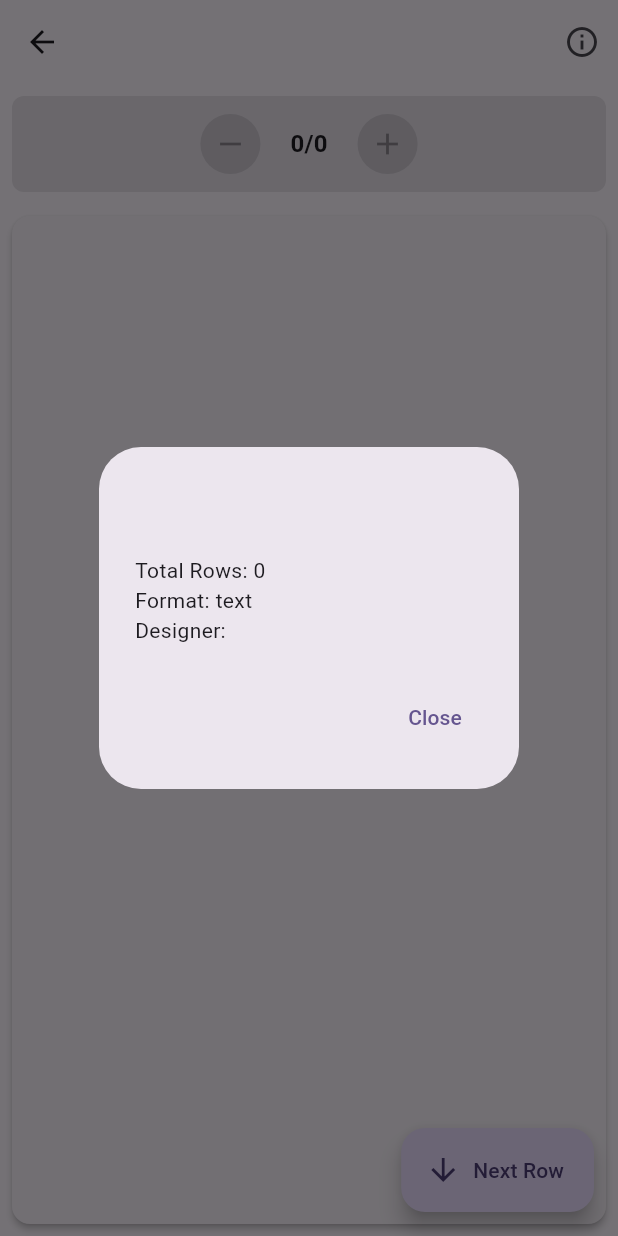
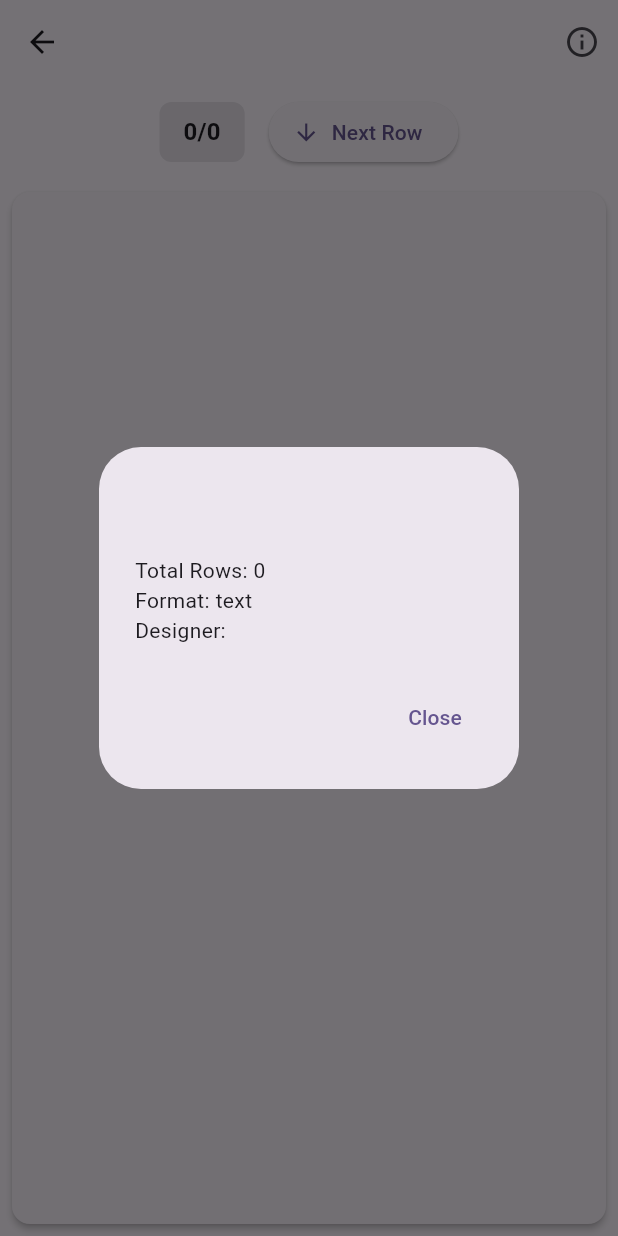
Before and after one commit to wyojustin/knitters_eye, a Flutter app: the KnittingView screen opened directly with empty values, after a tap on the "info outline" icon, on a phone screen of 412 x 824 dp. Run offline on Flutter 3.47's test engine with Material 3 defaults, Android fonts, the phone set to English and light mode, and no system bars; our stand-ins replace shared_preferences; accounts and stored records are empty.

Commit message:
refactor: Streamline row navigation UI and keyboard shortcuts
- Remove +/- buttons from row counter widget - display counter only
- Move "Next Row" button next to row counter in top bar
- Remove floating action button for cleaner interface
- Add keyboard shortcuts: Down/Backspace/Delete for previous row
- Space bar continues to advance to next row

```diff
--- a/lib/screens/knitting_view.dart
+++ b/lib/screens/knitting_view.dart
@@ -48,9 +48,16 @@ class _KnittingViewState extends State<KnittingView> {
     return Focus(
       autofocus: true,
       onKeyEvent: (node, event) {
-        if (event is KeyDownEvent && event.logicalKey == LogicalKeyboardKey.space) {
-          _incrementRow();
-          return KeyEventResult.handled;
+        if (event is KeyDownEvent) {
+          if (event.logicalKey == LogicalKeyboardKey.space) {
+            _incrementRow();
+            return KeyEventResult.handled;
+          } else if (event.logicalKey == LogicalKeyboardKey.arrowDown ||
+                     event.logicalKey == LogicalKeyboardKey.backspace ||
+                     event.logicalKey == LogicalKeyboardKey.delete) {
+            _decrementRow();
+            return KeyEventResult.handled;
+          }
         }
         return KeyEventResult.ignored;
       },
@@ -90,14 +97,23 @@ class _KnittingViewState extends State<KnittingView> {
         ),
         body: Column(
           children: [
-            // Row Counter Section
+            // Row Counter Section with Next Row Button
             Padding(
               padding: const EdgeInsets.all(8.0),
-              child: RowCounter(
-                currentRow: _project.currentRowNumber,
-                totalRows: _project.pattern.totalRows,
-                onIncrement: _incrementRow,
-                onDecrement: _decrementRow,
+              child: Row(
+                mainAxisAlignment: MainAxisAlignment.center,
+                children: [
+                  RowCounter(
+                    currentRow: _project.currentRowNumber,
+                    totalRows: _project.pattern.totalRows,
+                  ),
+                  const SizedBox(width: 16),
+                  ElevatedButton.icon(
+                    onPressed: _incrementRow,
+                    icon: const Icon(Icons.arrow_downward),
+                    label: const Text('Next Row'),
+                  ),
+                ],
               ),
             ),
 
@@ -115,11 +131,6 @@ class _KnittingViewState extends State<KnittingView> {
             ),
           ],
         ),
-        floatingActionButton: FloatingActionButton.extended(
-          onPressed: _incrementRow,
-          label: const Text('Next Row'),
-          icon: const Icon(Icons.arrow_downward),
-        ),
       ),
     );
   }
--- a/lib/widgets/row_counter.dart
+++ b/lib/widgets/row_counter.dart
@@ -3,15 +3,11 @@ import 'package:flutter/material.dart';
 class RowCounter extends StatelessWidget {
   final int currentRow;
   final int totalRows;
-  final VoidCallback onIncrement;
-  final VoidCallback onDecrement;
 
   const RowCounter({
     super.key,
     required this.currentRow,
     required this.totalRows,
-    required this.onIncrement,
-    required this.onDecrement,
   });
 
   @override
@@ -22,28 +18,11 @@ class RowCounter extends StatelessWidget {
         color: Theme.of(context).colorScheme.surfaceContainerHighest,
         borderRadius: BorderRadius.circular(8),
       ),
-      child: Row(
-        mainAxisAlignment: MainAxisAlignment.center,
-        children: [
-          IconButton.filledTonal(
-            onPressed: currentRow > 1 ? onDecrement : null,
-            icon: const Icon(Icons.remove),
-            iconSize: 24,
-          ),
-          const SizedBox(width: 16),
-          Text(
-            '$currentRow/$totalRows',
-            style: Theme.of(context).textTheme.titleMedium?.copyWith(
-              fontWeight: FontWeight.bold,
-            ),
-          ),
-          const SizedBox(width: 16),
-          IconButton.filled(
-            onPressed: currentRow < totalRows ? onIncrement : null,
-            icon: const Icon(Icons.add),
-            iconSize: 24,
-          ),
-        ],
+      child: Text(
+        '$currentRow/$totalRows',
+        style: Theme.of(context).textTheme.titleMedium?.copyWith(
+          fontWeight: FontWeight.bold,
+        ),
       ),
     );
   }
```
